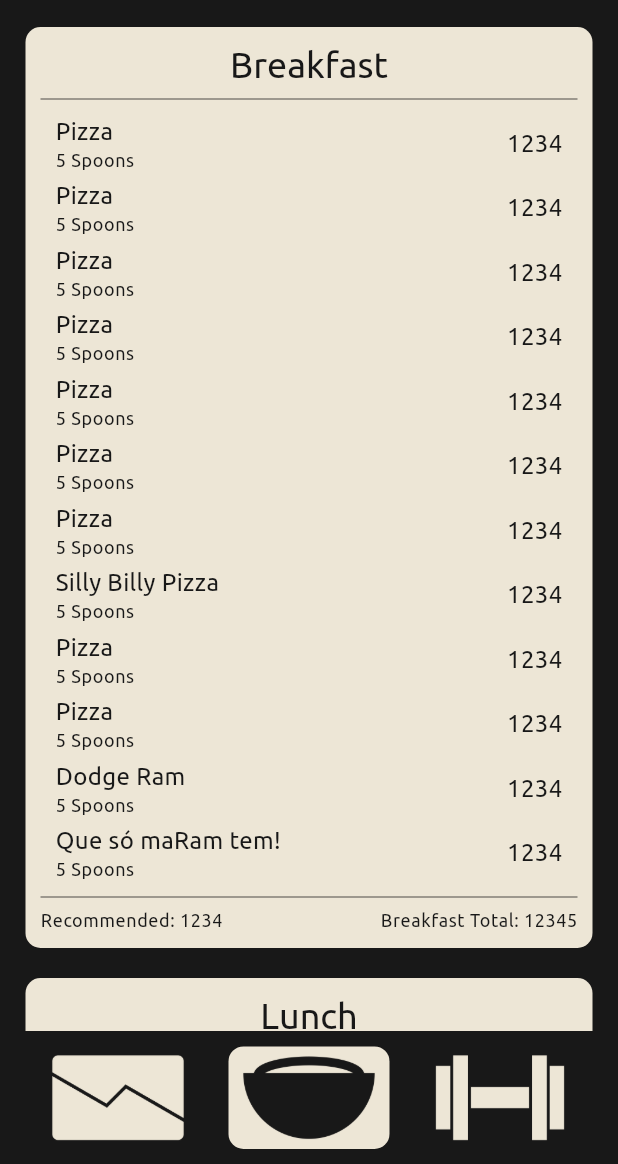
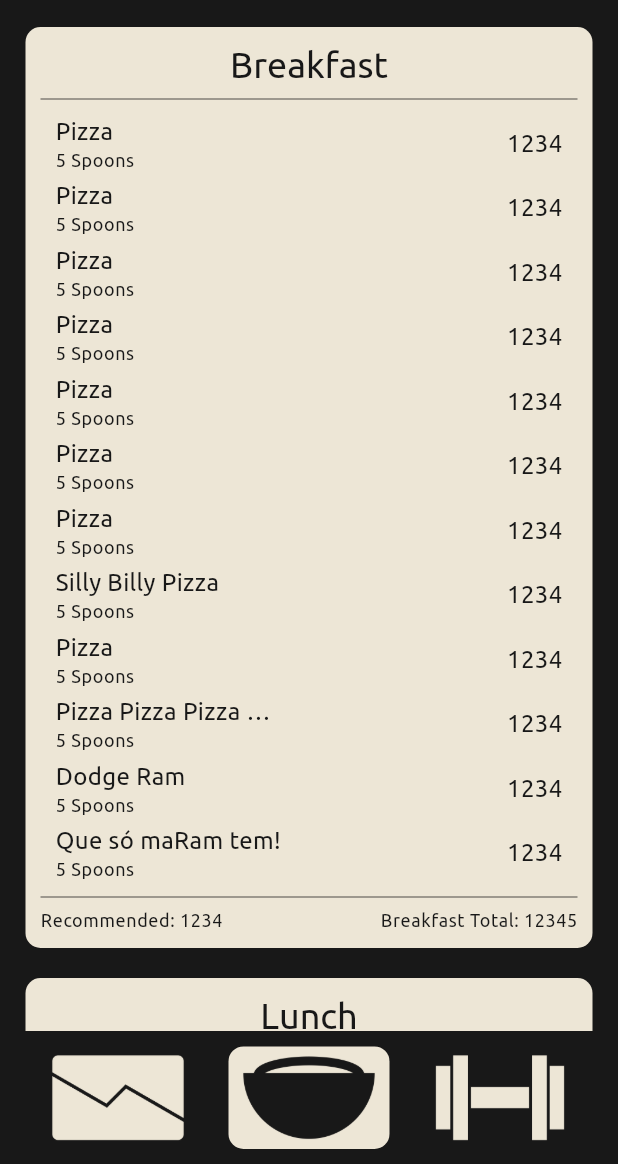
Before and after one commit to Myoro/MyoroFitness, a Flutter app: the screen it shows after launch, on a phone screen of 412 x 824 dp, the part 72-1236 px from its top. Run offline on Flutter 3.47's test engine with Material 3 defaults, Android fonts, the phone set to English and light mode, and no system bars; our stand-ins replace flutter_bloc; project files that could hold a hidden picture were left out.

Commit message:
Forgot to ellipsize text

```diff
--- a/myoro_fitness/lib/pages/calories_page.dart
+++ b/myoro_fitness/lib/pages/calories_page.dart
@@ -14,7 +14,7 @@ class CaloriesPage extends StatelessWidget {
     { "name": "Pizza", "quantity": "5 Spoons", "calories": "1234" },
     { "name": "Silly Billy Pizza", "quantity": "5 Spoons", "calories": "1234" },
     { "name": "Pizza", "quantity": "5 Spoons", "calories": "1234" },
-    { "name": "Pizza", "quantity": "5 Spoons", "calories": "1234" },
+    { "name": "Pizza Pizza Pizza Pizza Pizza Pizza Ellipsize Pizza", "quantity": "5 Spoons", "calories": "1234" },
     { "name": "Dodge Ram", "quantity": "5 Spoons", "calories": "1234" },
     { "name": "Que só maRam tem!", "quantity": "5 Spoons", "calories": "1234" },
   ];
@@ -59,23 +59,31 @@ class CaloriesPage extends StatelessWidget {
                                   padding: const EdgeInsets.only(top: 2, bottom: 2),
                                   child: Row(
                                     children: [
-                                      Column(
+                                      Expanded(
+                                        child: Column(
                                           crossAxisAlignment: CrossAxisAlignment.start,
                                           children: [
                                             Text(
                                               mockFoods[i]["name"]!,
-                                            style: theme.textTheme.bodyMedium!.copyWith(color: theme.colorScheme.primary)
+                                              style: theme.textTheme.bodyMedium!.copyWith(color: theme.colorScheme.primary),
+                                              maxLines: 1,
+                                              overflow: TextOverflow.ellipsis
                                             ),
                                             Text(
                                               mockFoods[i]["quantity"]!,
-                                            style: theme.textTheme.bodySmall!.copyWith(color: theme.colorScheme.primary)
+                                              style: theme.textTheme.bodySmall!.copyWith(color: theme.colorScheme.primary),
+                                              maxLines: 1,
+                                              overflow: TextOverflow.ellipsis
                                             ),
                                           ],
+                                        )
                                       ),
                                       const Spacer(),
                                       Text(
                                         mockFoods[i]["calories"]!,
-                                        style: theme.textTheme.bodyMedium!.copyWith(color: theme.colorScheme.primary)
+                                        style: theme.textTheme.bodyMedium!.copyWith(color: theme.colorScheme.primary),
+                                        maxLines: 1,
+                                        overflow: TextOverflow.ellipsis
                                       )
                                     ],
                                   )
@@ -91,12 +99,16 @@ class CaloriesPage extends StatelessWidget {
                           children: [
                             Text(
                               "Recommended: 1234",
-                              style: theme.textTheme.bodySmall!.copyWith(color: theme.colorScheme.primary)
+                              style:    theme.textTheme.bodySmall!.copyWith(color: theme.colorScheme.primary),
+                              maxLines: 1,
+                              overflow: TextOverflow.ellipsis
                             ),
                             const Spacer(),
                             Text(
                               "${mockMeals[i]} Total: 12345",
-                              style: theme.textTheme.bodySmall!.copyWith(color: theme.colorScheme.primary)
+                              style: theme.textTheme.bodySmall!.copyWith(color: theme.colorScheme.primary),
+                              maxLines: 1,
+                              overflow: TextOverflow.ellipsis
                             ),
                           ]
                         )
```
Lines whose indentation alone changed are shown as unchanged.
